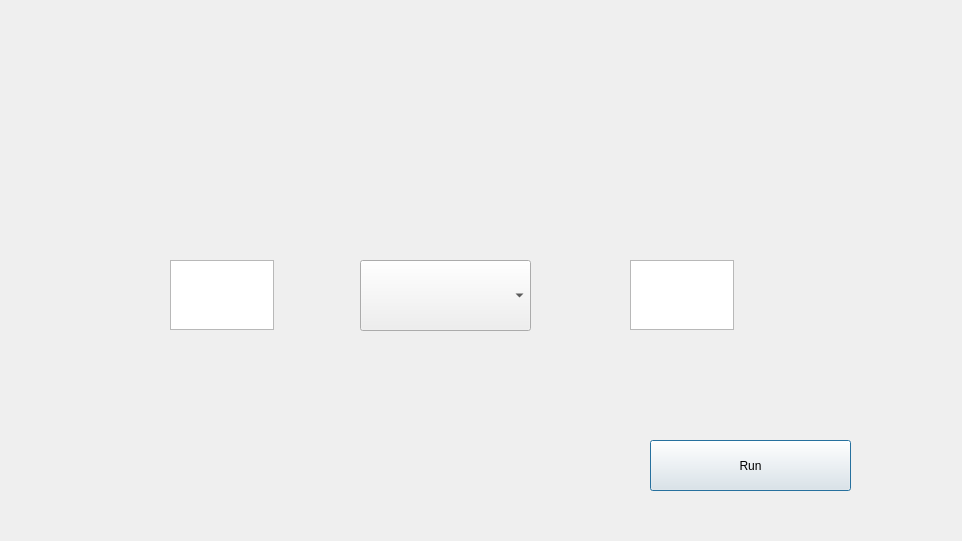
AstapovIE/LayerEditor, file processordialog.ui: the form before one commit.
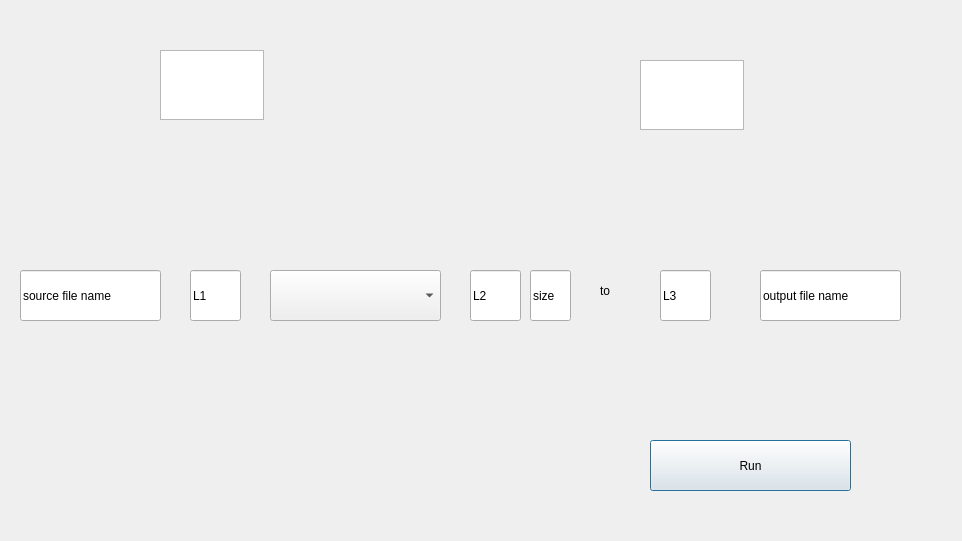
The form after the commit.

```diff
--- a/processordialog.ui
+++ b/processordialog.ui
@@ -16,18 +16,21 @@
   <widget class="QComboBox" name="operationComboBox">
    <property name="geometry">
     <rect>
-     <x>360</x>
-     <y>260</y>
+     <x>270</x>
+     <y>270</y>
      <width>171</width>
-     <height>71</height>
+     <height>51</height>
     </rect>
    </property>
+   <property name="currentText">
+    <string/>
+   </property>
   </widget>
   <widget class="QTextEdit" name="num1TextEdit">
    <property name="geometry">
     <rect>
-     <x>170</x>
-     <y>260</y>
+     <x>160</x>
+     <y>50</y>
      <width>104</width>
      <height>70</height>
     </rect>
@@ -36,8 +39,8 @@
   <widget class="QTextEdit" name="num2TextEdit">
    <property name="geometry">
     <rect>
-     <x>630</x>
-     <y>260</y>
+     <x>640</x>
+     <y>60</y>
      <width>104</width>
      <height>70</height>
     </rect>
@@ -56,6 +59,100 @@
     <string>Run</string>
    </property>
   </widget>
+  <widget class="QLineEdit" name="sourceFileNameEdit">
+   <property name="geometry">
+    <rect>
+     <x>20</x>
+     <y>270</y>
+     <width>141</width>
+     <height>51</height>
+    </rect>
+   </property>
+   <property name="text">
+    <string>source file name</string>
+   </property>
+  </widget>
+  <widget class="QLineEdit" name="layer1NameEdit">
+   <property name="geometry">
+    <rect>
+     <x>190</x>
+     <y>270</y>
+     <width>51</width>
+     <height>51</height>
+    </rect>
+   </property>
+   <property name="text">
+    <string>L1</string>
+   </property>
+  </widget>
+  <widget class="QLineEdit" name="layer2NameEdit">
+   <property name="geometry">
+    <rect>
+     <x>470</x>
+     <y>270</y>
+     <width>51</width>
+     <height>51</height>
+    </rect>
+   </property>
+   <property name="text">
+    <string>L2</string>
+   </property>
+  </widget>
+  <widget class="QLineEdit" name="layer3NameEdit">
+   <property name="geometry">
+    <rect>
+     <x>660</x>
+     <y>270</y>
+     <width>51</width>
+     <height>51</height>
+    </rect>
+   </property>
+   <property name="text">
+    <string>L3</string>
+   </property>
+  </widget>
+  <widget class="QLineEdit" name="outputFileNameEdit">
+   <property name="geometry">
+    <rect>
+     <x>760</x>
+     <y>270</y>
+     <width>141</width>
+     <height>51</height>
+    </rect>
+   </property>
+   <property name="text">
+    <string>output file name</string>
+   </property>
+  </widget>
+  <widget class="QLineEdit" name="sizeEdit">
+   <property name="enabled">
+    <bool>true</bool>
+   </property>
+   <property name="geometry">
+    <rect>
+     <x>530</x>
+     <y>270</y>
+     <width>41</width>
+     <height>51</height>
+    </rect>
+   </property>
+   <property name="text">
+    <string>size</string>
+   </property>
+  </widget>
+  <widget class="QLabel" name="toLabel">
+   <property name="geometry">
+    <rect>
+     <x>600</x>
+     <y>270</y>
+     <width>31</width>
+     <height>41</height>
+    </rect>
+   </property>
+   <property name="text">
+    <string>to</string>
+   </property>
+  </widget>
  </widget>
  <resources/>
  <connections/>
```
